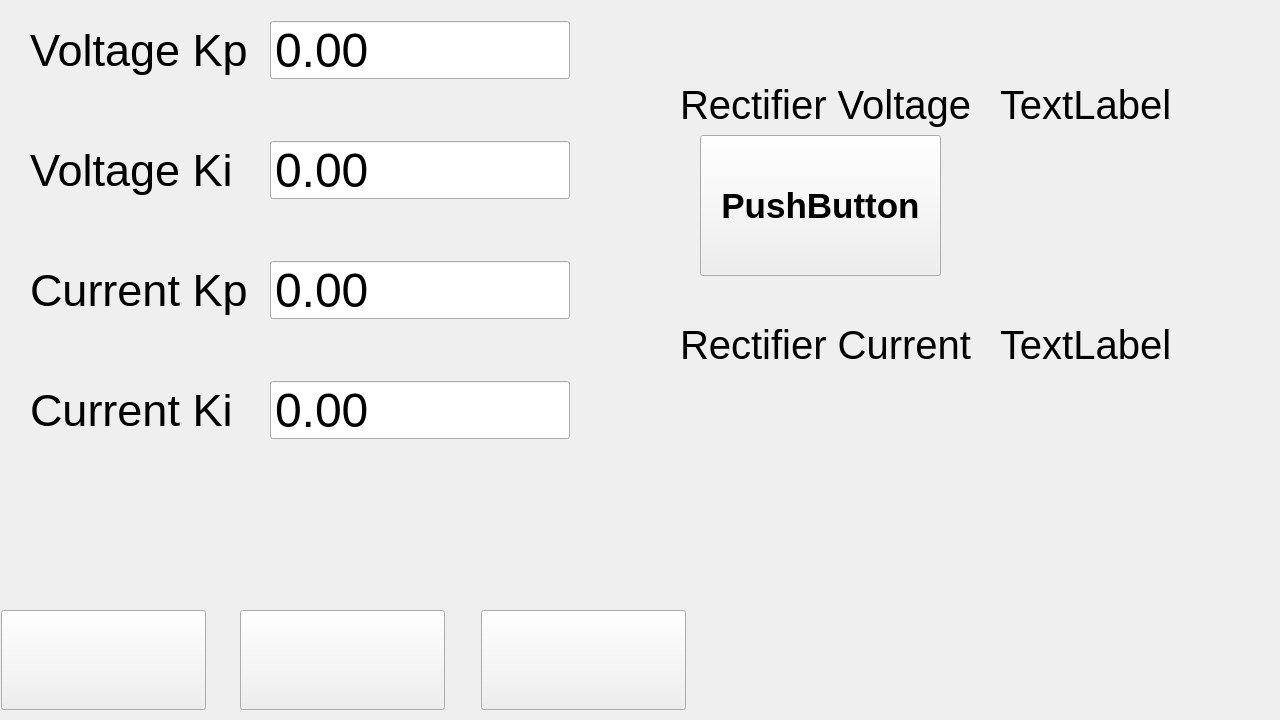
Above: mainwindow.ui from solarpieter/SP515_Display_2 before the change. Below: the same form after it.
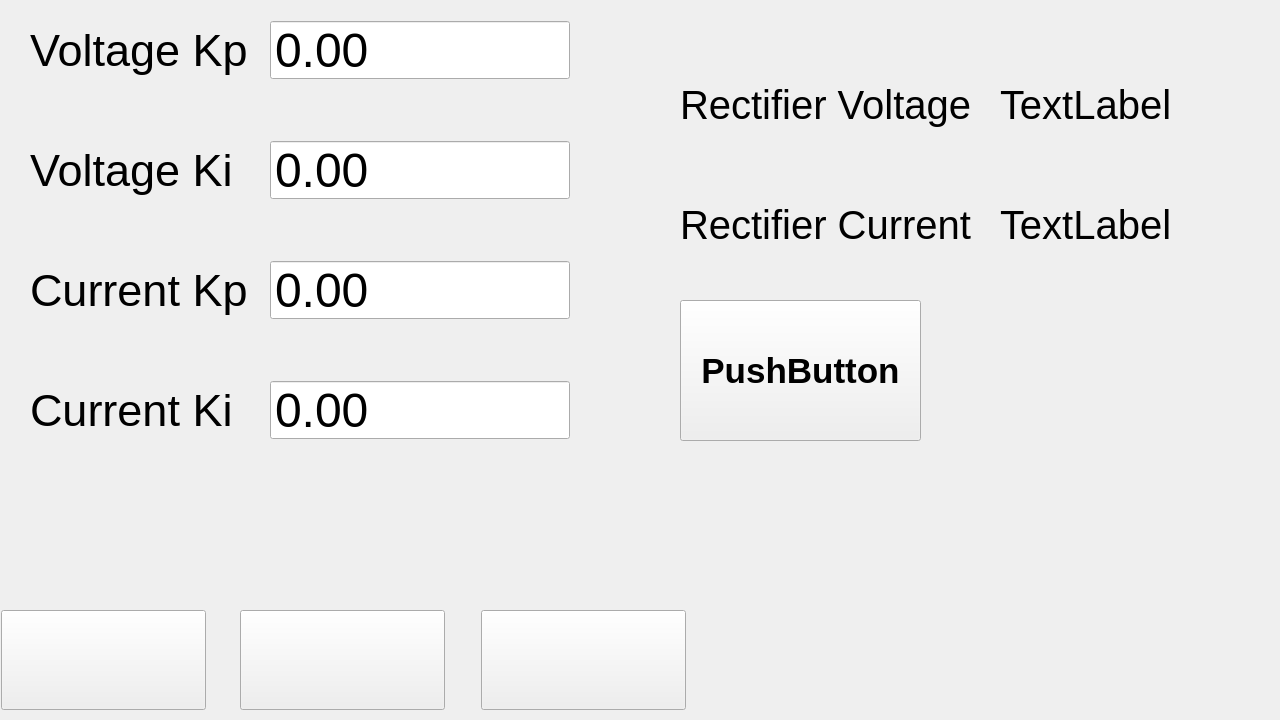
That is the form after the change. The open tabs and pages were chosen to show the change. Icons and pictures are not drawn. Custom widgets are drawn as their Qt base class.

Commit message: Calibration: no limit on how far the reading is from the measured value

```diff
--- a/mainwindow.ui
+++ b/mainwindow.ui
@@ -5720,7 +5720,7 @@
       <property name="geometry">
        <rect>
         <x>680</x>
-        <y>320</y>
+        <y>200</y>
         <width>301</width>
         <height>49</height>
        </rect>
@@ -5738,7 +5738,7 @@
       <property name="geometry">
        <rect>
         <x>1000</x>
-        <y>320</y>
+        <y>200</y>
         <width>250</width>
         <height>49</height>
        </rect>
@@ -5779,8 +5779,8 @@
      <widget class="ToggleSwitch" name="btnChargerEnable_pid">
       <property name="geometry">
        <rect>
-        <x>700</x>
-        <y>135</y>
+        <x>680</x>
+        <y>300</y>
         <width>241</width>
         <height>141</height>
        </rect>
@@ -5802,7 +5802,7 @@
       <property name="geometry">
        <rect>
         <x>960</x>
-        <y>140</y>
+        <y>280</y>
         <width>290</width>
         <height>175</height>
        </rect>
```
Left out of the diff: 12 changed lines with no effect on the pictures. The commit also changes 2 other files.
